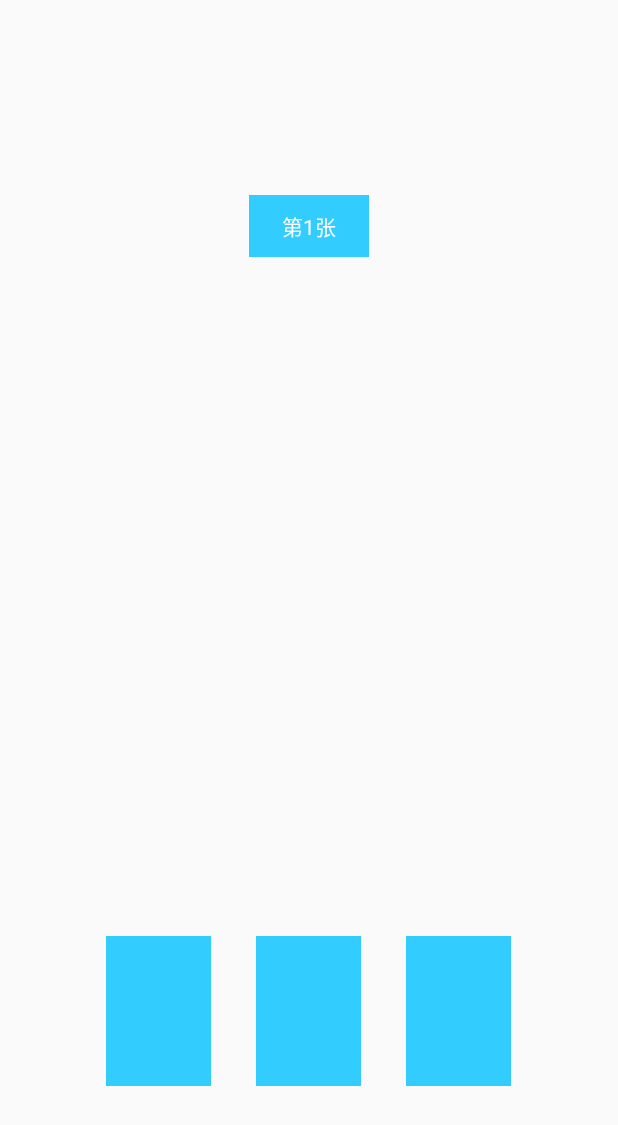
After one commit to solochen/tarot-card, an Android app: the layout layout_honi.xml on its own in the app's theme, with its tools: preview values and no code run, on a phone screen of 412 x 824 dp. The commit adds this screen. Shown: the top 1125 px of the screen. Run offline under Robolectric (Android 15) with nearby library versions, the phone set to English and light mode, and no system bars.

Commit message:
塔罗占卜

```diff
--- /dev/null
+++ b/app/src/main/res/layout/layout_honi.xml
@@ -0,0 +1,64 @@
+<?xml version="1.0" encoding="utf-8"?>
+<RelativeLayout xmlns:android="http://schemas.android.com/apk/res/android"
+    xmlns:app="http://schemas.android.com/apk/res-auto"
+    xmlns:tools="http://schemas.android.com/tools"
+    android:layout_width="match_parent"
+    android:layout_height="match_parent">
+
+    <TextView
+        android:id="@+id/tv_selection"
+        android:layout_width="80dp"
+        android:layout_height="wrap_content"
+        android:layout_centerHorizontal="true"
+        android:layout_marginTop="130dp"
+        android:background="#33ccff"
+        android:gravity="center"
+        android:padding="10dp"
+        android:text="第1张"
+        android:textColor="#FFF" />
+
+
+    <ImageView
+        android:id="@+id/first_open_image"
+        android:layout_width="70dp"
+        android:layout_height="100dp"
+        android:layout_alignBottom="@+id/second_open_image"
+        android:layout_marginRight="30dp"
+        android:layout_toLeftOf="@+id/second_open_image"
+        android:background="#3cf" />
+
+    <ImageView
+        android:id="@+id/second_open_image"
+        android:layout_width="70dp"
+        android:layout_height="100dp"
+        android:layout_alignParentBottom="true"
+        android:layout_centerHorizontal="true"
+        android:layout_marginBottom="100dp"
+        android:background="#3cf" />
+
+    <ImageView
+        android:id="@+id/third_open_image"
+        android:layout_width="70dp"
+        android:layout_height="100dp"
+        android:layout_alignBottom="@+id/second_open_image"
+        android:layout_marginLeft="30dp"
+        android:layout_toRightOf="@+id/second_open_image"
+        android:background="#3cf" />
+
+    <com.taluo.app.widget.MuScrollView
+        android:id="@+id/scrollView"
+        android:layout_width="match_parent"
+        android:layout_height="120dp"
+        android:scrollbars="none">
+
+        <FrameLayout
+            android:id="@+id/container"
+            android:layout_width="match_parent"
+            android:layout_height="match_parent">
+
+
+        </FrameLayout>
+
+    </com.taluo.app.widget.MuScrollView>
+
+</RelativeLayout>
```
Also changed, not shown: app/src/main/java/com/taluo/app/CardLocation.java (added, +10 -0 lines), app/src/main/java/com/taluo/app/widget/HoniView.java (added, +232 -0 lines), app/src/main/java/com/taluo/app/widget/MuScrollView.java (added, +53 -0 lines), app/src/main/res/layout/activity_tarot_switch.xml (+6 -1 lines), app/src/main/res/layout/item_honi.xml (added, +12 -0 lines).
